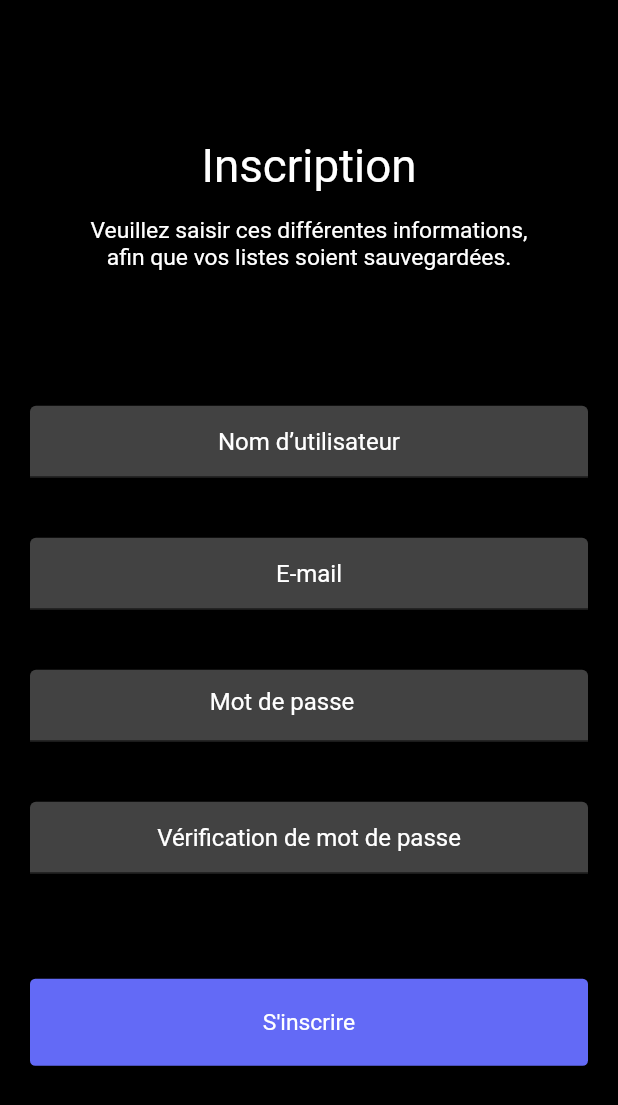
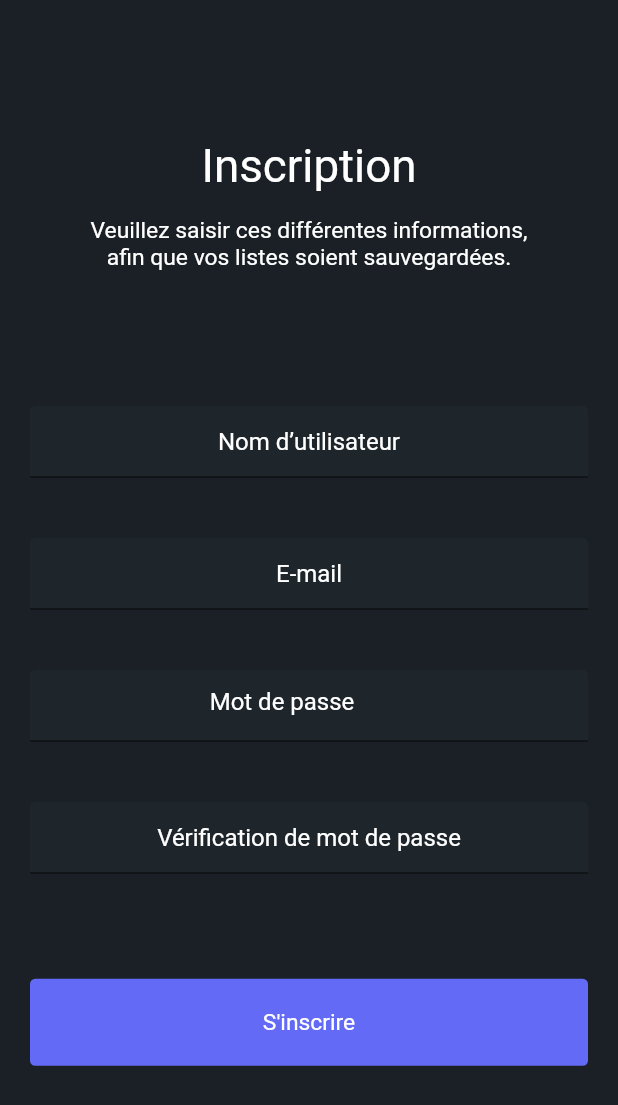
Before and after one commit to guyguy-nll/FlutterProject, a Flutter app: the screen it shows after launch, after a tap on "Créer un compte", on a phone screen of 412 x 824 dp. Shown: the top 1105 px of the screen. Run offline on Flutter 3.47's test engine with Material 2 defaults, Android fonts, the phone set to English and light mode, and no system bars; our stand-ins replace cloud_firestore, cloud_functions, dio, firebase_analytics, firebase_auth, firebase_core and 6 more; missing offline and left inert: flutter_firebase; accounts and stored records are empty; Roboto replaces fonts that are missing (GoogleSans-Bold, ProximaNova-Regular).

Commit message:
New color

```diff
--- a/lib/pageConnect.dart
+++ b/lib/pageConnect.dart
@@ -37,7 +37,7 @@ class _ConnectPageState extends State<ConnectPage> {
   @override
   Widget build(BuildContext context) {
     return Scaffold(
-      backgroundColor: Colors.black,
+      backgroundColor: Color(0xff1A2025),
       body: Center(
         child: Column(
           crossAxisAlignment: CrossAxisAlignment.center,
@@ -76,7 +76,7 @@ class _ConnectPageState extends State<ConnectPage> {
                 textAlign: TextAlign.center,
                 keyboardType: TextInputType.emailAddress,
                 decoration: InputDecoration(
-                  fillColor: Colors.grey[800],
+                  fillColor: Color(0xff1E262B),
                   filled: true,
                   hintText: "E-mail",
                   hintStyle: TextStyle(color: Colors.white),
@@ -94,7 +94,7 @@ class _ConnectPageState extends State<ConnectPage> {
                 style: TextStyle(color: Colors.white),
                 keyboardType: TextInputType.visiblePassword,
                 decoration: InputDecoration(
-                  fillColor: Colors.grey[800],
+                  fillColor: Color(0xff1E262B),
                   filled: true,
                   hintText: "Mot de passe",
                   hintStyle: TextStyle(color: Colors.white),
@@ -147,7 +147,7 @@ class _ConnectPageState extends State<ConnectPage> {
                       shape: RoundedRectangleBorder(
                           borderRadius: BorderRadius.circular(3.52)),
                       side: BorderSide(color: Color(0xFF636af6)),
-                      backgroundColor: Colors.black),
+                      backgroundColor: Color(0xff1A2025)),
                   child: Text("Créer un compte",
                       style: TextStyle(
                           color: Color(0xFFFFFFff),
--- a/lib/pageInscription.dart
+++ b/lib/pageInscription.dart
@@ -35,7 +35,7 @@ class _pageInscription extends State<pageInscription> {
   @override
   Widget build(BuildContext context) {
     return Scaffold(
-      backgroundColor: Colors.black,
+      backgroundColor: Color(0xff1A2025),
       body: charge
           ? Center(
               child: CircularProgressIndicator(),
@@ -84,7 +84,7 @@ class _pageInscription extends State<pageInscription> {
                     textAlign: TextAlign.center,
                     keyboardType: TextInputType.emailAddress,
                     decoration: InputDecoration(
-                      fillColor: Colors.grey[800],
+                      fillColor: Color(0xff1E262B),
                       filled: true,
                       hintText: "Nom d’utilisateur",
                       hintStyle: TextStyle(color: Colors.white),
@@ -99,7 +99,7 @@ class _pageInscription extends State<pageInscription> {
                     textAlign: TextAlign.center,
                     keyboardType: TextInputType.emailAddress,
                     decoration: InputDecoration(
-                      fillColor: Colors.grey[800],
+                      fillColor: Color(0xff1E262B),
                       filled: true,
                       hintText: "E-mail",
                       hintStyle: TextStyle(color: Colors.white),
@@ -114,7 +114,7 @@ class _pageInscription extends State<pageInscription> {
                     textAlign: TextAlign.center,
                     keyboardType: TextInputType.visiblePassword,
                     decoration: InputDecoration(
-                      fillColor: Colors.grey[800],
+                      fillColor: Color(0xff1E262B),
                       filled: true,
                       hintText: "Mot de passe",
                       hintStyle: TextStyle(color: Colors.white),
@@ -135,7 +135,7 @@ class _pageInscription extends State<pageInscription> {
                     textAlign: TextAlign.center,
                     keyboardType: TextInputType.visiblePassword,
                     decoration: InputDecoration(
-                      fillColor: Colors.grey[800],
+                      fillColor: Color(0xff1E262B),
                       filled: true,
                       hintText: "Vérification de mot de passe",
                       hintStyle: TextStyle(color: Colors.white),
```
Also changed, not shown: lib/like.dart (+57 -3 lines), lib/whishlist.dart (+54 -1 lines), 1 other file.
